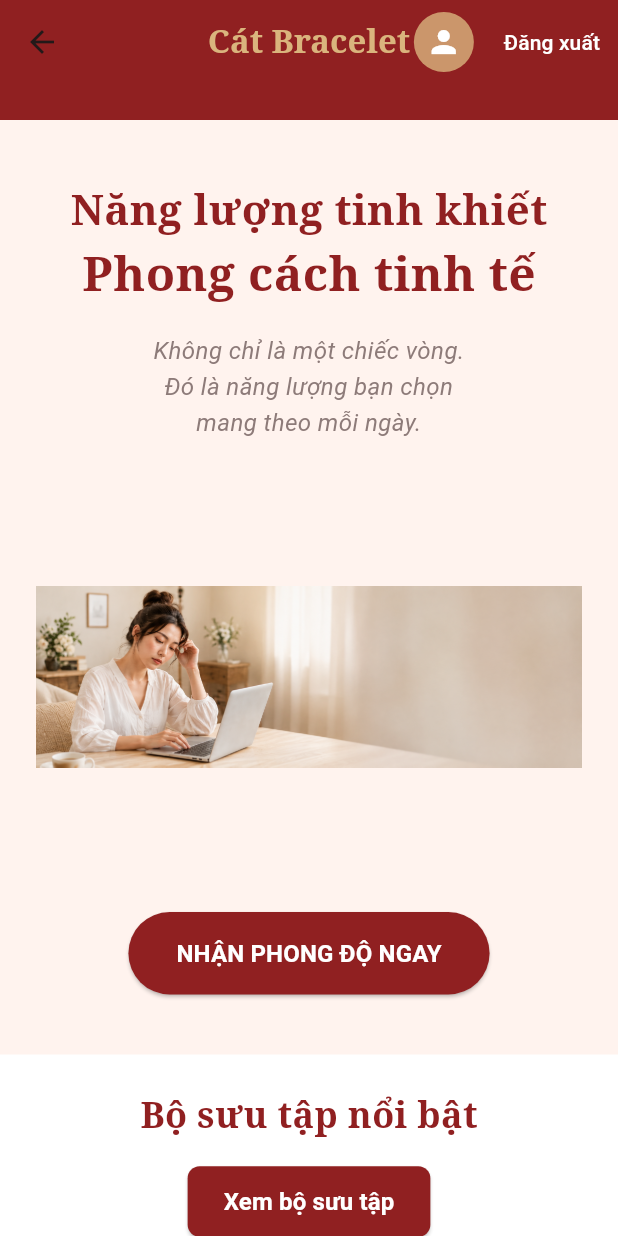
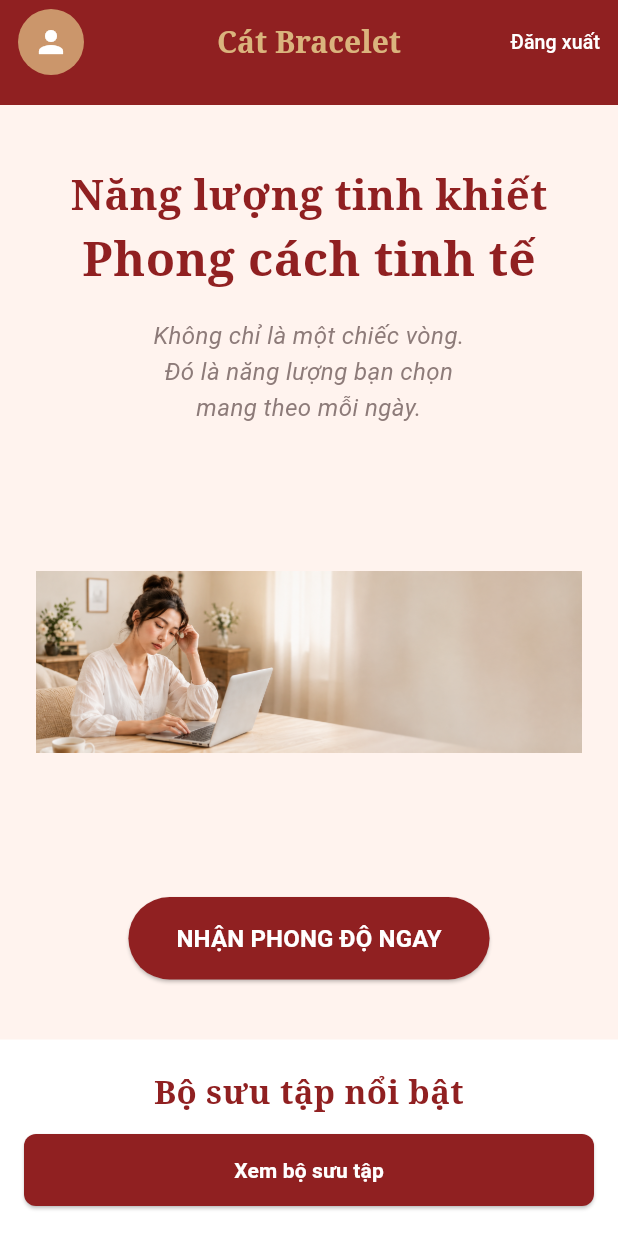
Before and after one commit to NguyenXuanTruong124/Cat_Bracelet_Mobile, a Flutter app: the HomeScreen screen opened by its route, on a phone screen of 412 x 824 dp. Run offline on Flutter 3.47's test engine with Material 3 defaults, Android fonts, the light colour scheme and no system bars; our stand-ins replace flutter_dotenv; network calls fail.

Commit message:
fix screen: collection (bug image), product, api config

```diff
--- a/lib/config/api_config.dart
+++ b/lib/config/api_config.dart
@@ -1,11 +1,12 @@
 import 'package:flutter/material.dart';
+import 'package:flutter_dotenv/flutter_dotenv.dart';
 
 class ApiConfig {
   static String getBaseUrl(BuildContext context) {
-    String baseUrl = 'http://localhost:3000';
+    String baseUrl = dotenv.env['BASE_URL'] ?? '';
     try {
       if (Theme.of(context).platform == TargetPlatform.android) {
-        baseUrl = 'http://10.0.2.2:3000';
+        dotenv.env['BASE_URL'];
       }
     } catch (_) {}
     return baseUrl;
--- a/lib/screens/home_screen.dart
+++ b/lib/screens/home_screen.dart
@@ -74,76 +74,119 @@ class _HomeScreenState extends State<HomeScreen> {
 
   @override
   Widget build(BuildContext context) {
+    final size = MediaQuery.of(context).size;
+    final isMobile = size.width < 600;
+
     return Scaffold(
       backgroundColor: Colors.white,
       body: CustomScrollView(
         slivers: [
           SliverAppBar(
             backgroundColor: _wine,
-            expandedHeight: 80,
+            expandedHeight: isMobile ? 70 : 85,
             floating: true,
             pinned: true,
-            title: const Text(
+
+            leading: Padding(
+              padding: const EdgeInsets.only(left: 12),
+              child: CircleAvatar(
+                backgroundColor: _gold.withOpacity(0.8),
+                child: const Icon(
+                  Icons.person,
+                  color: Colors.white,
+                ),
+              ),
+            ),
+
+            title: Text(
               'Cát Bracelet',
               style: TextStyle(
                 fontFamily: 'serif',
                 fontWeight: FontWeight.bold,
                 color: _gold,
+                fontSize: isMobile ? 20 : 24,
               ),
             ),
+
             centerTitle: true,
+
             actions: [
-              Padding(
-                padding: const EdgeInsets.only(right: 8),
-                child: CircleAvatar(
-                  backgroundColor: _gold.withOpacity(0.8),
-                  child: const Icon(Icons.person, color: Colors.white),
-                ),
-              ),
               TextButton(
                 onPressed: () {
                   Navigator.pushReplacementNamed(context, '/');
                 },
-                child: const Text(
+                child: Text(
                   'Đăng xuất',
-                  style: TextStyle(color: Colors.white),
+                  style: TextStyle(
+                    color: Colors.white,
+                    fontSize: isMobile ? 13 : 15,
+                  ),
                 ),
               ),
             ],
           ),
 
-          // Hero Section
-          SliverToBoxAdapter(child: HomeSections.buildHeroSection()),
+          SliverToBoxAdapter(
+            child: Center(
+              child: ConstrainedBox(
+                constraints: const BoxConstraints(
+                  maxWidth: 1200,
+                ),
+                child: HomeSections.buildHeroSection(),
+              ),
+            ),
+          ),
 
-          // Bộ sưu tập (đưa lên gần đầu)
           SliverToBoxAdapter(
             child: Padding(
-              padding: const EdgeInsets.symmetric(vertical: 24),
+              padding: EdgeInsets.symmetric(
+                vertical: isMobile ? 20 : 30,
+                horizontal: isMobile ? 16 : 32,
+              ),
               child: Column(
                 children: [
-                  const Text(
+                  Text(
                     'Bộ sưu tập nổi bật',
+                    textAlign: TextAlign.center,
                     style: TextStyle(
-                      fontSize: 24,
+                      fontSize: isMobile ? 22 : 28,
                       fontFamily: 'serif',
                       fontWeight: FontWeight.bold,
                       color: _wine,
                     ),
                   ),
-                  const SizedBox(height: 16),
-                  ElevatedButton(
+
+                  SizedBox(
+                    height: isMobile ? 12 : 20,
+                  ),
+
+                  SizedBox(
+                    width: isMobile ? double.infinity : 260,
+                    child: ElevatedButton(
                       style: ElevatedButton.styleFrom(
                         backgroundColor: _wine,
                         foregroundColor: Colors.white,
-                      padding: const EdgeInsets.symmetric(horizontal: 24, vertical: 12),
-                      shape: RoundedRectangleBorder(borderRadius: BorderRadius.circular(8)),
+                        padding: EdgeInsets.symmetric(
+                          horizontal: isMobile ? 20 : 24,
+                          vertical: isMobile ? 14 : 16,
+                        ),
+                        shape: RoundedRectangleBorder(
+                          borderRadius: BorderRadius.circular(8),
+                        ),
                       ),
                       onPressed: () {
-                      Navigator.pushReplacementNamed(context, '/collection');
+                        Navigator.pushReplacementNamed(
+                          context,
+                          '/collection',
+                        );
                       },
-                    child: const Text(
+                      child: Text(
                         'Xem bộ sưu tập',
-                      style: TextStyle(fontSize: 16, fontWeight: FontWeight.bold),
+                        style: TextStyle(
+                          fontSize: isMobile ? 14 : 16,
+                          fontWeight: FontWeight.bold,
+                        ),
+                      ),
                     ),
                   ),
                 ],
@@ -151,11 +194,49 @@ class _HomeScreenState extends State<HomeScreen> {
             ),
           ),
 
-          // Các section khác
-          SliverToBoxAdapter(child: HomeSections.buildFeaturesSection()),
-          SliverToBoxAdapter(child: HomeSections.buildAboutSection()),
-          SliverToBoxAdapter(child: HomeSections.buildTestimonialsSection()),
-          SliverToBoxAdapter(child: HomeSections.buildFooter()),
+          SliverToBoxAdapter(
+            child: Center(
+              child: ConstrainedBox(
+                constraints: const BoxConstraints(
+                  maxWidth: 1200,
+                ),
+                child: HomeSections.buildFeaturesSection(),
+              ),
+            ),
+          ),
+
+          SliverToBoxAdapter(
+            child: Center(
+              child: ConstrainedBox(
+                constraints: const BoxConstraints(
+                  maxWidth: 1200,
+                ),
+                child: HomeSections.buildAboutSection(),
+              ),
+            ),
+          ),
+
+          SliverToBoxAdapter(
+            child: Center(
+              child: ConstrainedBox(
+                constraints: const BoxConstraints(
+                  maxWidth: 1200,
+                ),
+                child: HomeSections.buildTestimonialsSection(),
+              ),
+            ),
+          ),
+
+          SliverToBoxAdapter(
+            child: Center(
+              child: ConstrainedBox(
+                constraints: const BoxConstraints(
+                  maxWidth: 1200,
+                ),
+                child: HomeSections.buildFooter(),
+              ),
+            ),
+          ),
         ],
       ),
     );
--- a/pubspec.yaml
+++ b/pubspec.yaml
@@ -36,6 +36,7 @@ dependencies:
   cupertino_icons: ^1.0.8
   http: ^1.6.0
   intl: ^0.20.2
+  flutter_dotenv: ^6.0.1
 
 dev_dependencies:
   flutter_test:
@@ -62,7 +63,7 @@ flutter:
   # To add assets to your application, add an assets section, like this:
   assets:
     - assets/images/
-
+    - .env
   # An image asset can refer to one or more resolution-specific "variants", see
   # https://flutter.dev/to/resolution-aware-images
 
```
Also changed, not shown: lib/main.dart (+7 -1 lines), lib/models/product.dart (+4 -13 lines), lib/screens/colllection.dart (+183 -47 lines), pubspec.lock, 1 other file. Lines whose indentation alone changed are shown as unchanged.
